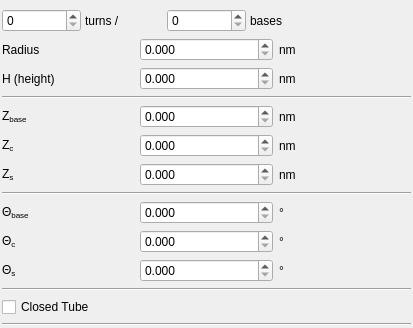
First picture: the form in ui/config.ui, repository NATuG3/NATuG3, before the edit.
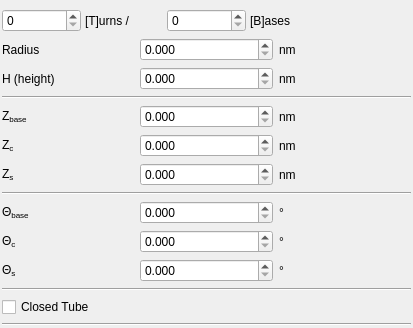
Second picture: the form after the edit.

Commit message: Refined UI with dockable config

```diff
--- a/ui/config.ui
+++ b/ui/config.ui
@@ -53,7 +53,7 @@
         <string>There are T turns every B bases for a given nucleic acid, where T and B are relatively prime integers.</string>
        </property>
        <property name="text">
-        <string>turns /</string>
+        <string>[T]urns /</string>
        </property>
       </widget>
      </item>
@@ -66,7 +66,7 @@
         <string>There are T turns every B bases for a given nucleic acid, where T and B are relatively prime integers.</string>
        </property>
        <property name="text">
-        <string>bases</string>
+        <string>[B]ases</string>
        </property>
       </widget>
      </item>
@@ -247,13 +247,6 @@
      </property>
     </widget>
    </item>
-   <item row="14" column="1">
-    <widget class="QCheckBox" name="checkBox">
-     <property name="text">
-      <string>Closed Tube</string>
-     </property>
-    </widget>
-   </item>
    <item row="4" column="1" colspan="3">
     <widget class="Line" name="line_2">
      <property name="orientation">
@@ -328,6 +321,16 @@
      </property>
     </spacer>
    </item>
+   <item row="14" column="1" colspan="3">
+    <widget class="QCheckBox" name="checkBox">
+     <property name="statusTip">
+      <string>Indicates whether the tube is closed (and thus actually a tube) or not</string>
+     </property>
+     <property name="text">
+      <string>Closed Tube</string>
+     </property>
+    </widget>
+   </item>
   </layout>
  </widget>
  <resources/>
```
Left out of the diff: 20 changed lines with no effect on the pictures. The commit also changes 2 other files.
